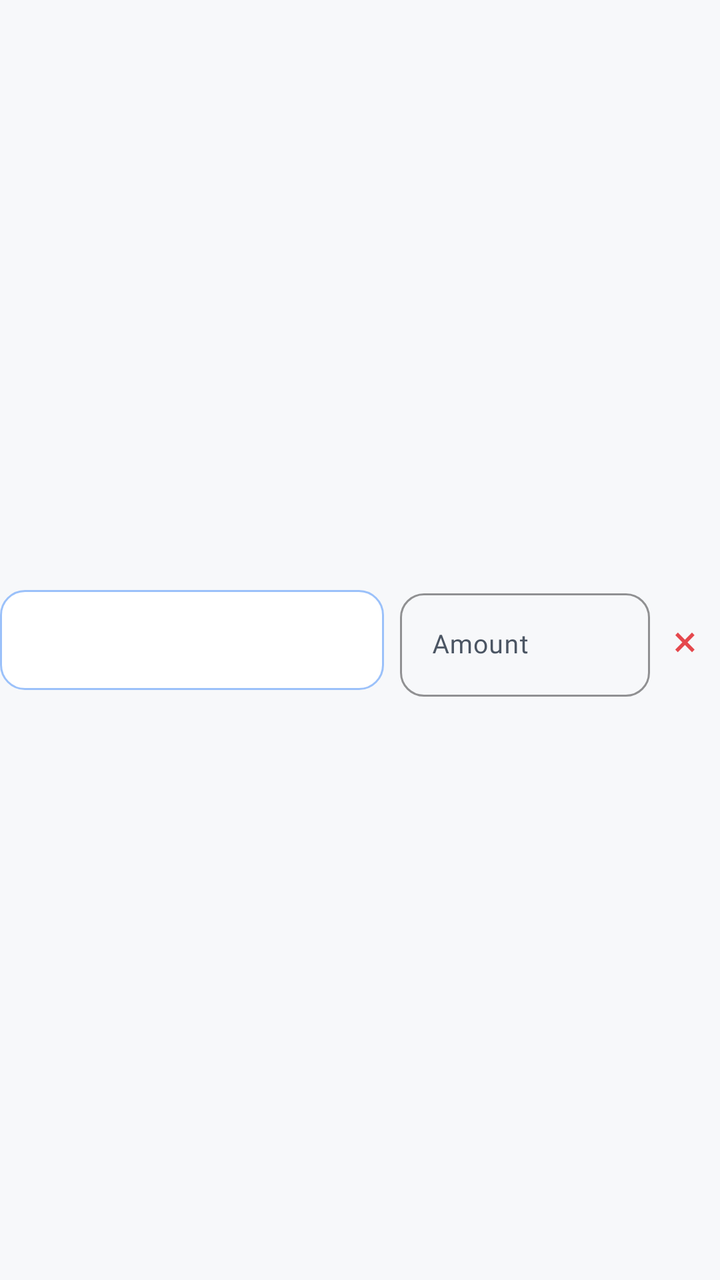
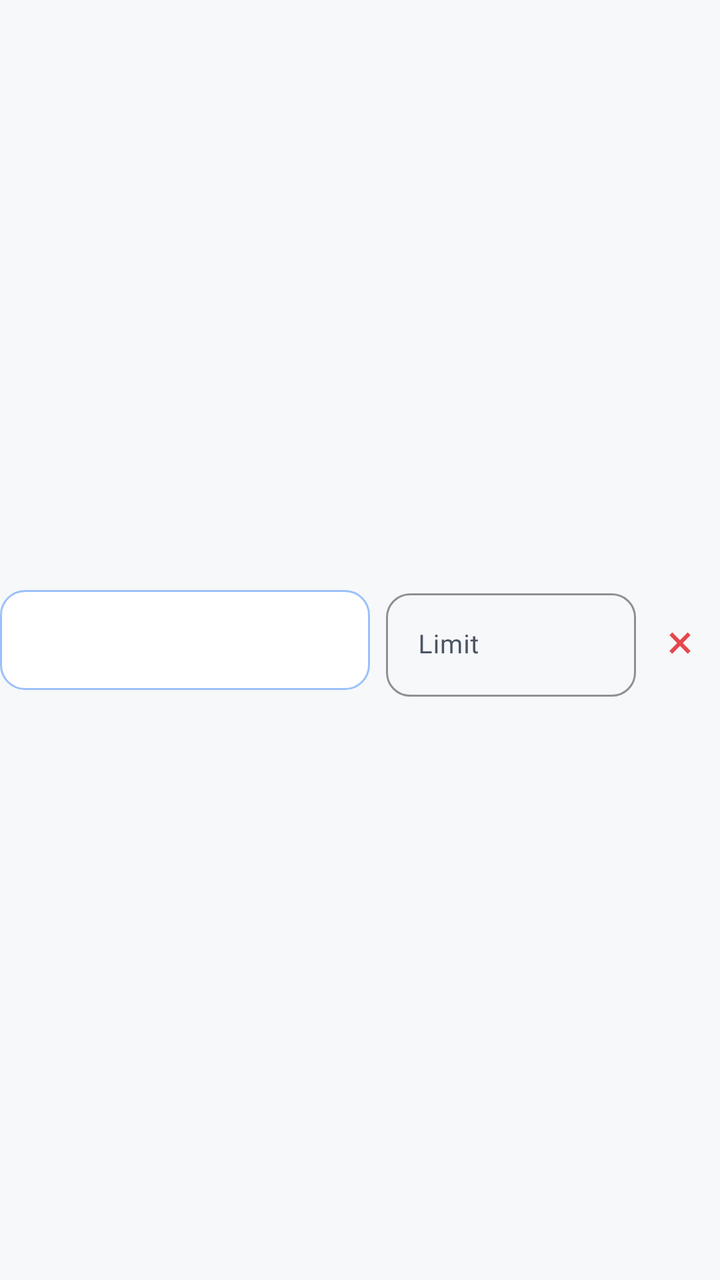

Compare the two renders of this Android layout. The source of the first and the diff that turns it into the second are given below.
<!-- AndroidManifest.xml: application theme Theme.ExpenceAndBudgetTracker -->
<!-- res/layout/item_budget_category.xml -->
<?xml version="1.0" encoding="utf-8"?>
<LinearLayout
    xmlns:android="http://schemas.android.com/apk/res/android"
    xmlns:app="http://schemas.android.com/apk/res-auto"
    android:layout_width="match_parent"
    android:layout_height="wrap_content"
    android:orientation="horizontal"
    android:gravity="center_vertical"
    android:layout_marginBottom="9dp">

    <Spinner
        android:id="@+id/spCategory"
        android:layout_width="0dp"
        android:layout_height="50dp"
        android:layout_weight="1"
        android:background="@drawable/bg_spinner"
        android:paddingStart="12dp"
        android:paddingEnd="5dp"
        android:fontFamily="@font/molengo_regular" />

    <com.google.android.material.textfield.TextInputLayout
        android:id="@+id/layoutCategoryAmount"
        style="@style/Widget.MoneyMate.TextInputLayout"
        android:layout_width="125dp"
        android:layout_height="wrap_content"
        android:layout_marginStart="8dp"
        android:hint="Amount"
        app:prefixText="MMK ">

        <com.google.android.material.textfield.TextInputEditText
            android:id="@+id/etCategoryAmount"
            android:layout_width="match_parent"
            android:layout_height="wrap_content"
            android:fontFamily="@font/dosis_semibold"
            android:textSize="13sp"
            android:inputType="numberDecimal" />

    </com.google.android.material.textfield.TextInputLayout>

    <TextView
        android:id="@+id/btnRemoveCategory"
        android:layout_width="35dp"
        android:layout_height="45dp"
        android:gravity="center"
        android:text="×"
        android:fontFamily="@font/dosis_bold"
        android:textSize="22sp"
        android:textColor="@color/expense_red"
        android:clickable="true"
        android:focusable="true" />

</LinearLayout>
<!-- resources referenced by this layout -->
<resources>
  <color name="expense_red">#E5484D</color>
  <!-- drawable bg_spinner (drawable) -->
  <?xml version="1.0" encoding="utf-8"?>
  <selector xmlns:android="http://schemas.android.com/apk/res/android">
  
      
      <item android:state_pressed="true">
          <shape android:shape="rectangle">
  
              <solid android:color="@color/primary_100" />
  
              <stroke
                  android:width="1dp"
                  android:color="@color/primary_500" />
  
              <corners android:radius="12dp" />
  
              <padding
                  android:left="16dp"
                  android:top="12dp"
                  android:right="16dp"
                  android:bottom="12dp" />
  
          </shape>
      </item>
  
      
      <item>
          <shape android:shape="rectangle">
  
              <solid android:color="@color/neutral_0" />
  
              <stroke
                  android:width="1dp"
                  android:color="@color/primary_200" />
  
              <corners android:radius="12dp" />
  
              <padding
                  android:left="16dp"
                  android:top="12dp"
                  android:right="16dp"
                  android:bottom="12dp" />
  
          </shape>
      </item>
  
  </selector>
  <style name="Widget.MoneyMate.TextInputLayout" parent="Widget.Material3.TextInputLayout.OutlinedBox">
          <item name="boxCornerRadiusTopStart">12dp</item>
          <item name="boxCornerRadiusTopEnd">12dp</item>
          <item name="boxCornerRadiusBottomStart">12dp</item>
          <item name="boxCornerRadiusBottomEnd">12dp</item>
          <item name="boxStrokeColor">@color/primary_500</item>
          <item name="hintTextColor">@color/primary_500</item>
      </style>
  <style name="Theme.ExpenceAndBudgetTracker" parent="Theme.Material3.DayNight.NoActionBar">
          <item name="colorPrimary">@color/primary_500</item>
          <item name="colorOnPrimary">@color/neutral_0</item>
          <item name="colorPrimaryContainer">@color/primary_100</item>
          <item name="colorOnPrimaryContainer">@color/primary_900</item>
  
          <item name="colorSecondary">@color/accent_500</item>
          <item name="colorOnSecondary">@color/neutral_900</item>
          <item name="colorSecondaryContainer">@color/accent_100</item>
          <item name="colorOnSecondaryContainer">@color/accent_700</item>
  
          <item name="colorError">@color/expense_red</item>
          <item name="colorOnError">@color/neutral_0</item>
  
          <item name="android:colorBackground">@color/background_light</item>
          <item name="colorSurface">@color/surface_light</item>
          <item name="colorOnSurface">@color/text_primary_light</item>
          <item name="colorOnSurfaceVariant">@color/text_secondary_light</item>
  
          <item name="android:statusBarColor">@color/primary_700</item>
          <item name="android:windowLightStatusBar">false</item>
  
  
      </style>
  <color name="primary_100">#C2D9FC</color>
  <color name="primary_500">#2472F0</color>
  <color name="neutral_0">#FFFFFF</color>
  <color name="primary_200">#9BC1FA</color>
  <color name="primary_900">#082456</color>
  <color name="accent_500">#FFA800</color>
  <color name="neutral_900">#1A1D23</color>
  <color name="accent_100">#FFE9C2</color>
  <color name="accent_700">#CC8600</color>
  <color name="background_light">@color/neutral_50</color>
  <color name="surface_light">@color/neutral_0</color>
  <color name="text_primary_light">@color/neutral_900</color>
  <color name="text_secondary_light">@color/neutral_700</color>
  <color name="primary_700">#1447A8</color>
  <color name="neutral_50">#F7F8FA</color>
  <color name="neutral_700">#4B5563</color>
</resources>

<!-- the commit's change to res/layout/item_budget_category.xml (unified diff, before → after) -->
@@ -2,51 +2,93 @@
 <LinearLayout
     xmlns:android="http://schemas.android.com/apk/res/android"
     xmlns:app="http://schemas.android.com/apk/res-auto"
+
     android:layout_width="match_parent"
     android:layout_height="wrap_content"
+
     android:orientation="horizontal"
     android:gravity="center_vertical"
+
     android:layout_marginBottom="9dp">
+
+
+    
+    
+    
 
     <Spinner
         android:id="@+id/spCategory"
+
         android:layout_width="0dp"
         android:layout_height="50dp"
+
         android:layout_weight="1"
+
         android:background="@drawable/bg_spinner"
+
         android:paddingStart="12dp"
         android:paddingEnd="5dp"
+
         android:fontFamily="@font/molengo_regular" />
+
+
+    
+    
+    
 
     <com.google.android.material.textfield.TextInputLayout
         android:id="@+id/layoutCategoryAmount"
+
         style="@style/Widget.MoneyMate.TextInputLayout"
+
         android:layout_width="125dp"
         android:layout_height="wrap_content"
+
         android:layout_marginStart="8dp"
-        android:hint="Amount"
+
+        android:hint="Limit"
+
         app:prefixText="MMK ">
 
         <com.google.android.material.textfield.TextInputEditText
             android:id="@+id/etCategoryAmount"
+
             android:layout_width="match_parent"
             android:layout_height="wrap_content"
+
+            android:inputType="numberDecimal"
+
             android:fontFamily="@font/dosis_semibold"
-            android:textSize="13sp"
-            android:inputType="numberDecimal" />
+            android:textSize="13sp" />
 
     </com.google.android.material.textfield.TextInputLayout>
 
+
+    
+    
+    
+
     <TextView
         android:id="@+id/btnRemoveCategory"
-        android:layout_width="35dp"
+
+        android:layout_width="40dp"
         android:layout_height="45dp"
+
+        android:layout_marginStart="2dp"
+
         android:gravity="center"
+
         android:text="×"
+
         android:fontFamily="@font/dosis_bold"
-        android:textSize="22sp"
+        android:textSize="24sp"
         android:textColor="@color/expense_red"
+
         android:clickable="true"
-        android:focusable="true" />
+        android:focusable="true"
+
+        android:background="?attr/selectableItemBackgroundBorderless"
+
+        android:contentDescription="Remove category" />
 
 </LinearLayout>
